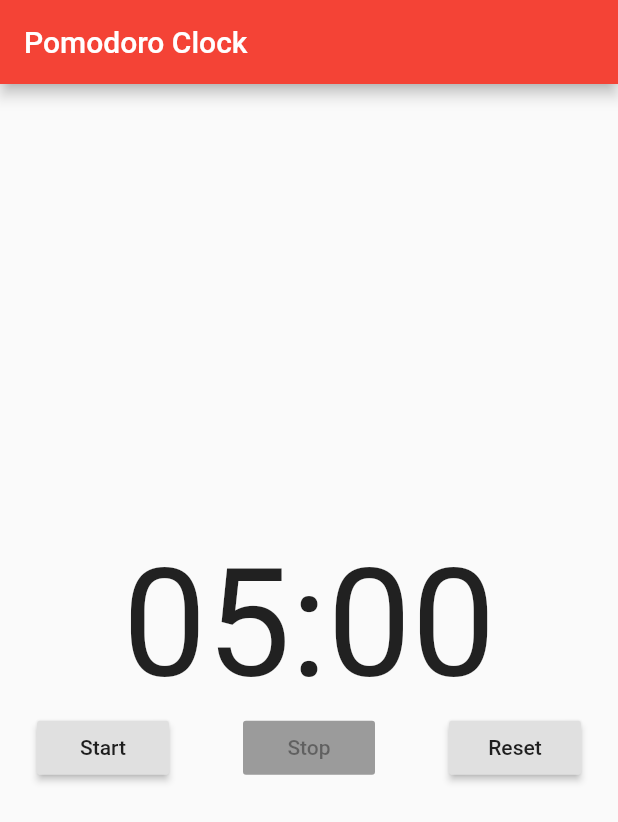
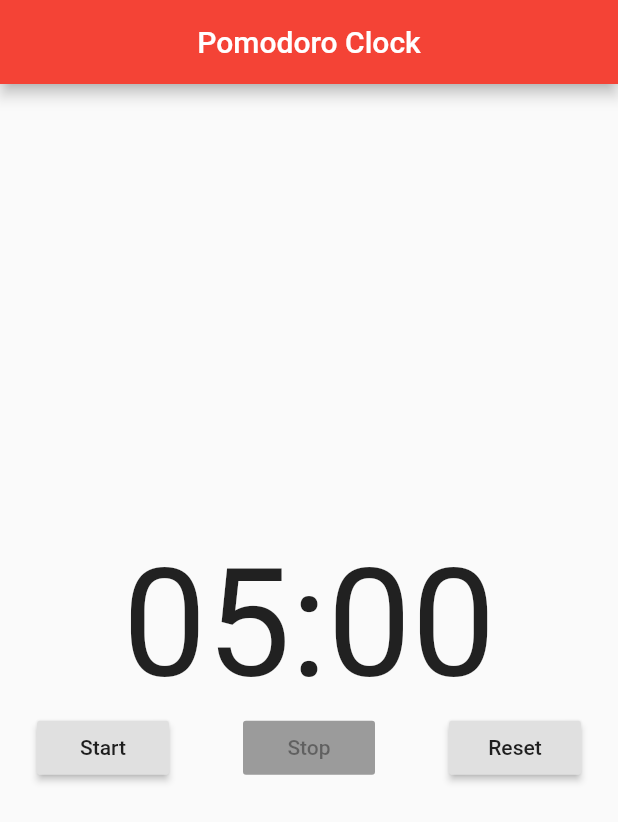
Before and after one commit to mhelmetag/orlogio, a Flutter app: the screen it shows after launch, on a phone screen of 412 x 824 dp. Shown: the top 822 px of the screen. Run offline on Flutter 3.47's test engine with Material 2 defaults, Android fonts, the phone set to English and light mode, and no system bars.

Commit message:
center app bar title

```diff
--- a/lib/components/home.dart
+++ b/lib/components/home.dart
@@ -1,6 +1,8 @@
 import 'dart:async';
 
 import 'package:flutter/material.dart';
+
+import 'clock.dart';
 
 class Home extends StatefulWidget {
   final String title;
@@ -60,30 +62,19 @@ class _HomeState extends State<Home> {
     }
   }
 
-  String stringTime() {
-    var minutes = (_currentTimeSeconds ~/ 60);
-    var minutesString = minutes.toString().padLeft(2, '0');
-
-    var seconds = _currentTimeSeconds - (minutes * 60);
-    var secondsString = seconds.toString().padLeft(2, '0');
-
-    return "$minutesString:$secondsString";
-  }
-
   @override
   Widget build(BuildContext context) {
     return new Scaffold(
       appBar: new AppBar(
-        title: new Text(widget.title)
+        title: new Center(
+          child: new Text(widget.title)
+        )
       ),
       body: new Center(
         child: new Column(
           mainAxisAlignment: MainAxisAlignment.center,
           children: <Widget>[
-            new Text(
-              stringTime(),
-              style: TextStyle(fontSize: 100)
-            ),
+            new Clock(currentTimeSeconds: _currentTimeSeconds),
             new Row(
               mainAxisAlignment: MainAxisAlignment.spaceAround,
               children: <Widget>[
```
